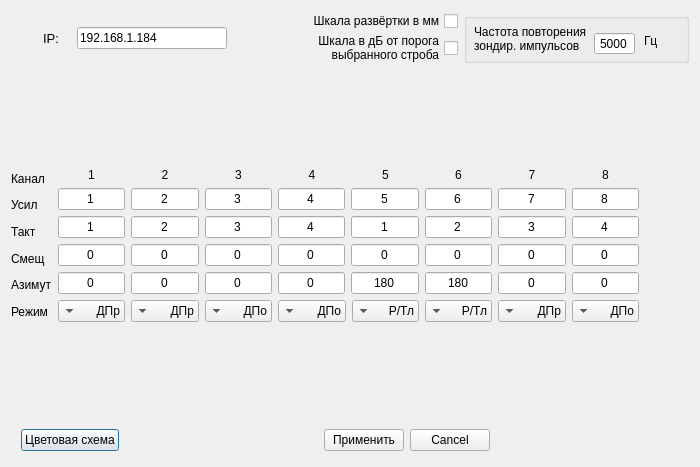
Old version of the form UnitSettings.ui in the repository e543/ufd.
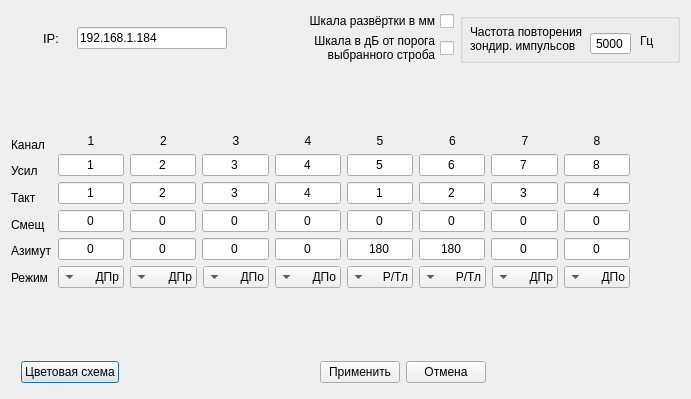
New version of the form.

Diff of the .ui file:
```diff
--- a/UnitSettings.ui
+++ b/UnitSettings.ui
@@ -6,8 +6,8 @@
    <rect>
     <x>0</x>
     <y>0</y>
-    <width>700</width>
-    <height>467</height>
+    <width>691</width>
+    <height>399</height>
    </rect>
   </property>
   <property name="sizePolicy">
@@ -1331,7 +1331,7 @@
           </font>
          </property>
          <property name="text">
-          <string>Cancel</string>
+          <string>Отмена</string>
          </property>
         </widget>
        </item>
```
Left out of the diff: 2 changed lines with no effect on the pictures.
